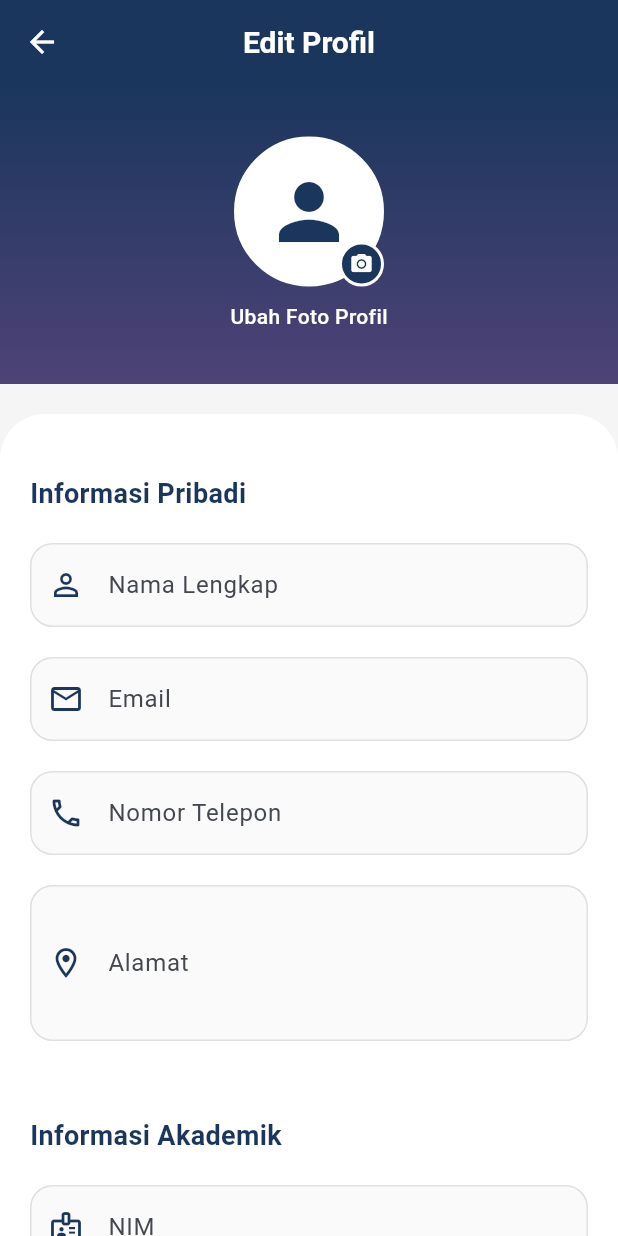
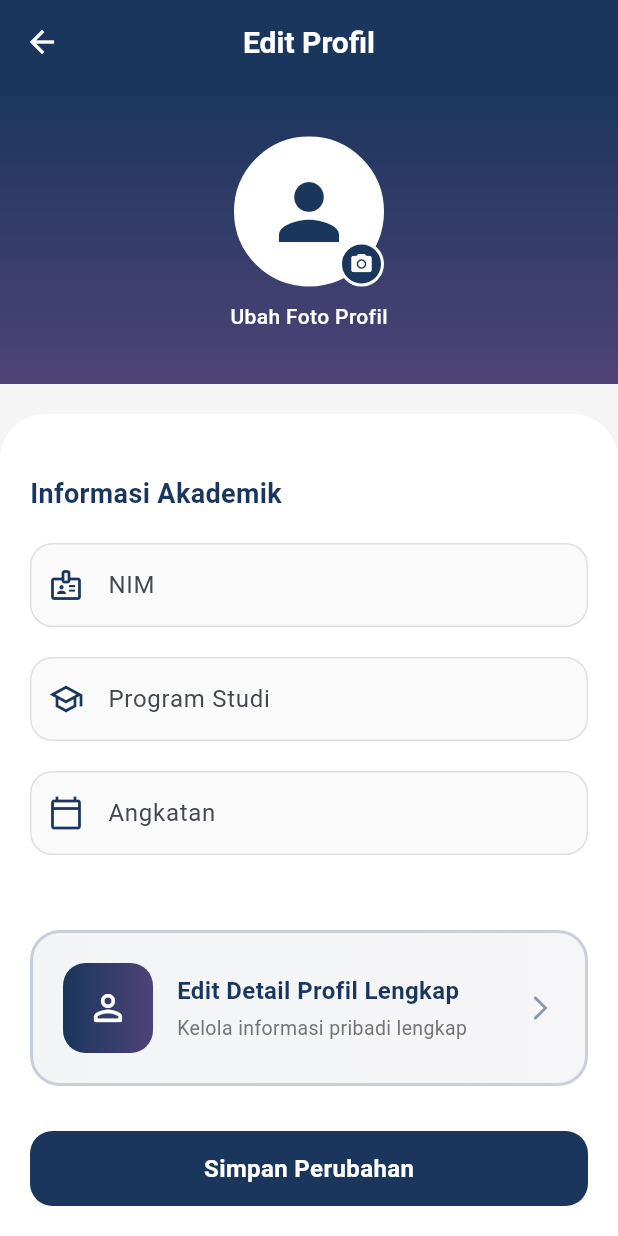
Before and after one commit to Gamma-2305036/upa-kerjasama-mobile, a Flutter app: the EditProfilPage screen opened directly, on a phone screen of 412 x 824 dp. Run offline on Flutter 3.47's test engine with Material 3 defaults, Android fonts, the phone set to English and light mode, and no system bars; our stand-ins replace file_picker, shared_preferences; missing offline and left inert: flutter_pdfview; accounts and stored records are empty.

Commit message:
Done Mobile

```diff
--- a/lib/models/user_model.dart
+++ b/lib/models/user_model.dart
@@ -41,6 +41,7 @@ class User {
 class AlumniProfile {
   final String? id;
   final String? nim;
+  final String? nik;
   final String? noHp;
   final String? programStudi; // added: academic field for prefill
   final String? angkatan; // added: academic field for prefill (tahun masuk)
@@ -60,6 +61,7 @@ class AlumniProfile {
   AlumniProfile({
     this.id,
     this.nim,
+    this.nik,
     this.noHp,
     this.programStudi,
     this.angkatan,
@@ -81,6 +83,7 @@ class AlumniProfile {
     return AlumniProfile(
       id: json['id'],
       nim: json['nim'],
+      nik: json['nik'],
       noHp: json['no_hp'],
       // Support both flattened keys from API and nested academic relation keys
       programStudi: json['program_studi'] ?? json['data_akademik']?['program_studi'],
--- a/lib/user/components/edit_profil_page.dart
+++ b/lib/user/components/edit_profil_page.dart
@@ -4,6 +4,7 @@ import 'package:file_picker/file_picker.dart';
 import 'pdf_viewer_page.dart';
 import 'package:provider/provider.dart';
 import '../../services/auth_service.dart';
+import 'edit_profil_detail_page.dart';
 
 class EditProfilPage extends StatefulWidget {
   const EditProfilPage({super.key});
@@ -14,25 +15,17 @@ class EditProfilPage extends StatefulWidget {
 
 class _EditProfilPageState extends State<EditProfilPage> {
   final _formKey = GlobalKey<FormState>();
-  final _nameController = TextEditingController();
-  final _emailController = TextEditingController();
-  final _phoneController = TextEditingController();
   final _nimController = TextEditingController();
   final _prodiController = TextEditingController();
   final _angkatanController = TextEditingController();
-  final _alamatController = TextEditingController();
   String? _cvPathLocal; // selected local pdf path
   String? _cvRemoteUrl; // saved cv url from profile
 
   @override
   void dispose() {
-    _nameController.dispose();
-    _emailController.dispose();
-    _phoneController.dispose();
     _nimController.dispose();
     _prodiController.dispose();
     _angkatanController.dispose();
-    _alamatController.dispose();
     super.dispose();
   }
 
@@ -42,14 +35,8 @@ class _EditProfilPageState extends State<EditProfilPage> {
     // Load initial values from AuthService
     WidgetsBinding.instance.addPostFrameCallback((_) {
       final auth = Provider.of<AuthService>(context, listen: false);
-      _nameController.text = auth.user?.name ?? _nameController.text;
-      _emailController.text = auth.user?.email ?? _emailController.text;
-
-      // Attempt to fill from alumni profile if present
       final profile = auth.profile;
       try {
-        _phoneController.text = profile?.noHp ?? _phoneController.text;
-        _alamatController.text = profile?.alamat ?? _alamatController.text;
         // Academic prefill
         if (profile != null) {
           _nimController.text = profile?.nim ?? _nimController.text;
@@ -197,66 +184,6 @@ class _EditProfilPageState extends State<EditProfilPage> {
             children: [
               const SizedBox(height: 20),
 
-              // Informasi Pribadi
-              _buildSectionTitle('Informasi Pribadi'),
-              const SizedBox(height: 20),
-
-              _buildTextField(
-                controller: _nameController,
-                label: 'Nama Lengkap',
-                icon: Icons.person_outline,
-                validator: (value) {
-                  if (value == null || value.isEmpty) {
-                    return 'Nama lengkap harus diisi';
-                  }
-                  return null;
-                },
-              ),
-
-              _buildTextField(
-                controller: _emailController,
-                label: 'Email',
-                icon: Icons.email_outlined,
-                keyboardType: TextInputType.emailAddress,
-                validator: (value) {
-                  if (value == null || value.isEmpty) {
-                    return 'Email harus diisi';
-                  }
-                  if (!value.contains('@')) {
-                    return 'Format email tidak valid';
-                  }
-                  return null;
-                },
-              ),
-
-              _buildTextField(
-                controller: _phoneController,
-                label: 'Nomor Telepon',
-                icon: Icons.phone_outlined,
-                keyboardType: TextInputType.phone,
-                validator: (value) {
-                  if (value == null || value.isEmpty) {
-                    return 'Nomor telepon harus diisi';
-                  }
-                  return null;
-                },
-              ),
-
-              _buildTextField(
-                controller: _alamatController,
-                label: 'Alamat',
-                icon: Icons.location_on_outlined,
-                maxLines: 3,
-                validator: (value) {
-                  if (value == null || value.isEmpty) {
-                    return 'Alamat harus diisi';
-                  }
-                  return null;
-                },
-              ),
-
-              const SizedBox(height: 30),
-
               // Informasi Akademik
               _buildSectionTitle('Informasi Akademik'),
               const SizedBox(height: 20),
@@ -298,7 +225,89 @@ class _EditProfilPageState extends State<EditProfilPage> {
                 },
               ),
 
-              const SizedBox(height: 40),
+              const SizedBox(height: 30),
+
+              // Card Edit Detail Profil
+              InkWell(
+                onTap: () {
+                  Navigator.push(
+                    context,
+                    MaterialPageRoute(builder: (context) => const EditProfilDetailPage()),
+                  );
+                },
+                borderRadius: BorderRadius.circular(20),
+                child: Container(
+                  padding: const EdgeInsets.all(20),
+                  decoration: BoxDecoration(
+                    gradient: LinearGradient(
+                      colors: [
+                        Color(0xFF1A365D).withOpacity(0.05),
+                        Color(0xFF4E4376).withOpacity(0.05),
+                      ],
+                    ),
+                    borderRadius: BorderRadius.circular(20),
+                    border: Border.all(
+                      color: Color(0xFF1A365D).withOpacity(0.2),
+                      width: 2,
+                    ),
+                  ),
+                  child: Row(
+                    children: [
+                      // Icon Container
+                      Container(
+                        width: 60,
+                        height: 60,
+                        decoration: BoxDecoration(
+                          gradient: LinearGradient(
+                            colors: [
+                              Color(0xFF1A365D),
+                              Color(0xFF4E4376),
+                            ],
+                          ),
+                          borderRadius: BorderRadius.circular(15),
+                        ),
+                        child: Icon(
+                          Icons.person_outline_rounded,
+                          color: Colors.white,
+                          size: 28,
+                        ),
+                      ),
+                      const SizedBox(width: 16),
+                      // Text Content
+                      Expanded(
+                        child: Column(
+                          crossAxisAlignment: CrossAxisAlignment.start,
+                          children: [
+                            Text(
+                              'Edit Detail Profil Lengkap',
+                              style: TextStyle(
+                                fontSize: 16,
+                                fontWeight: FontWeight.w700,
+                                color: Color(0xFF1A365D),
+                              ),
+                            ),
+                            const SizedBox(height: 4),
+                            Text(
+                              'Kelola informasi pribadi lengkap',
+                              style: TextStyle(
+                                fontSize: 13,
+                                color: Colors.grey[600],
+                              ),
+                            ),
+                          ],
+                        ),
+                      ),
+                      Icon(
+                        Icons.arrow_forward_ios_rounded,
+                        color: Color(0xFF1A365D).withOpacity(0.5),
+                        size: 20,
+                      ),
+                    ],
+                  ),
+                ),
+              ),
+
+              const SizedBox(height: 30),
 
               // Tombol Simpan
               Container(
@@ -401,9 +410,6 @@ class _EditProfilPageState extends State<EditProfilPage> {
 
   void _saveProfile() {
     final payload = {
-      'name': _nameController.text.trim(),
-      'no_hp': _phoneController.text.trim(),
-      'alamat': _alamatController.text.trim(),
       'nim': _nimController.text.trim(),
       'program_studi': _prodiController.text.trim(),
       'angkatan': _angkatanController.text.trim(),
--- a/pubspec.yaml
+++ b/pubspec.yaml
@@ -50,6 +50,7 @@ dependencies:
   flutter_pdfview: ^1.3.2
   path_provider: ^2.1.4
   url_launcher: ^6.3.1
+  intl: ^0.19.0
 
 dev_dependencies:
   flutter_test:
```
Also changed, not shown: lib/services/api_service.dart (+32 -0 lines), lib/user/components/edit_profil_detail_page.dart (added, +453 -0 lines), pubspec.lock.
